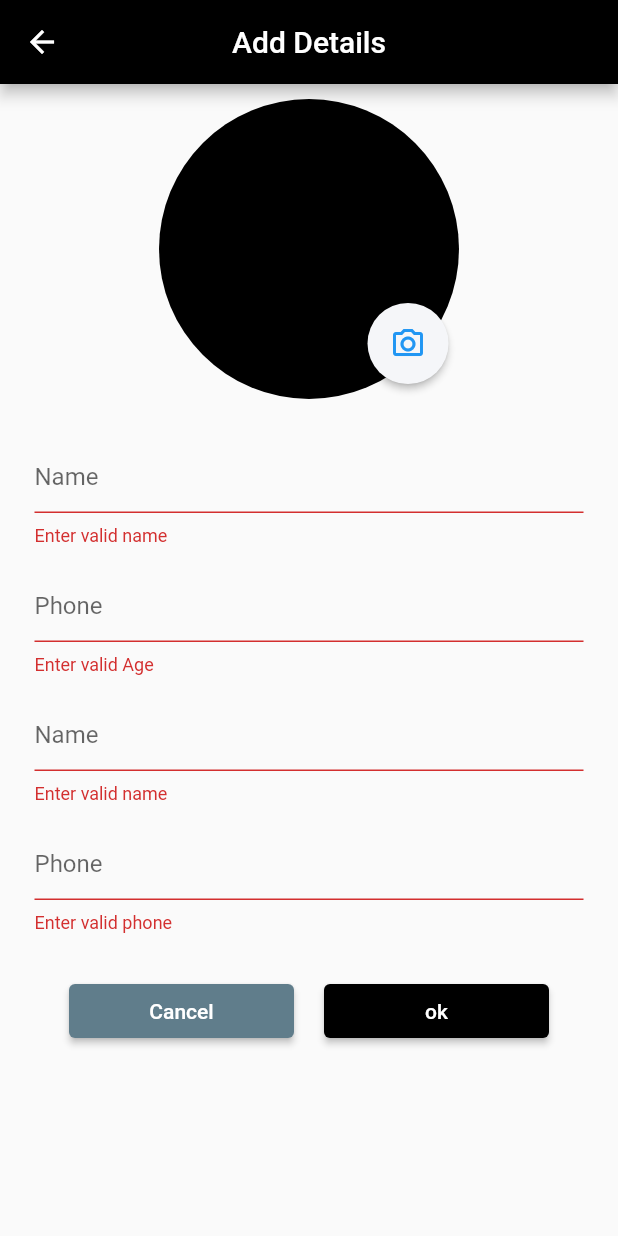
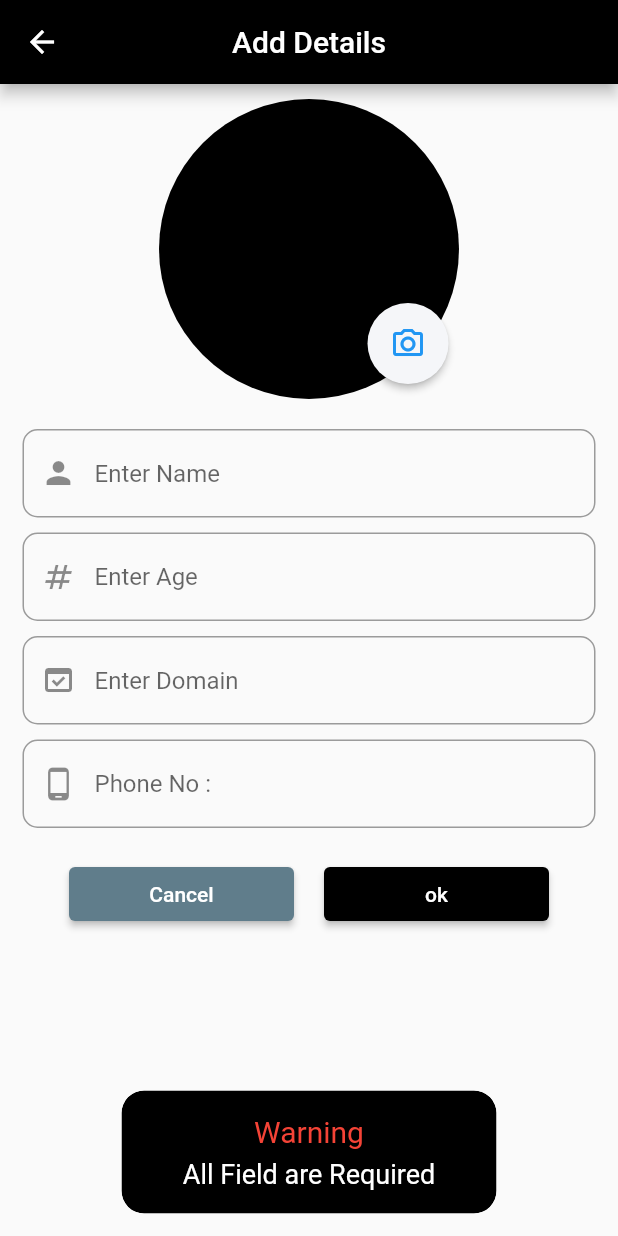
Before and after one commit to JiyadAhammad/student-mgnt, a Flutter app: the Formwidget screen opened directly, after a tap on "ok", on a phone screen of 412 x 824 dp. Run offline on Flutter 3.47's test engine with Material 2 defaults, Android fonts, the phone set to English and light mode, and no system bars; our stand-ins replace flutter_screenutil, get, hive, image_picker, lottie; accounts and stored records are empty.

Commit message:
validation edite

```diff
--- a/lib/presentation/form_widget/form_widget.dart
+++ b/lib/presentation/form_widget/form_widget.dart
@@ -1,10 +1,8 @@
 import 'package:flutter/material.dart';
-import 'package:flutter/services.dart';
 import 'package:get/get.dart';
 import 'package:image_picker/image_picker.dart';
 import 'package:student/constant/color/colors.dart';
 import 'package:student/constant/size/sized_box.dart';
-import 'package:student/presentation/form_widget/widget/test_form.dart';
 import 'package:student/presentation/form_widget/widget/text_form_widget.dart';
 
 final nameController = TextEditingController();
@@ -37,8 +35,6 @@ class Formwidget extends StatelessWidget {
       body: Padding(
         padding: const EdgeInsets.symmetric(horizontal: 15, vertical: 10),
         child: SingleChildScrollView(
-          child: Form(
-            key: _formKey,
           child: Column(
             mainAxisAlignment: MainAxisAlignment.end,
             children: [
@@ -82,8 +78,7 @@ class Formwidget extends StatelessWidget {
                                   ),
                                   ListTile(
                                     onTap: () async {
-                                        takePhotoFromSource(
-                                            ImageSource.gallery);
+                                      takePhotoFromSource(ImageSource.gallery);
                                       Get.back();
                                     },
                                     leading: const Icon(
@@ -147,93 +142,30 @@ class Formwidget extends StatelessWidget {
                 ),
               ),
               kheight20,
-                // TextFormWidget(
-                //   hintText: 'Enter Name',
-                //   prefixIcon: Icons.person,
-                //   controller: nameController,
-                //   inputFormatters: [
-                //     FilteringTextInputFormatter.allow(
-                //       RegExp(r"[a-zA-Z]+|\s"),
-                //     )
-                //   ],
-                //   validator: (val) {
-                //     if (!val!.isNameValidation) return 'Enter valid name';
-                //   },
-                // ),
-                // kheight,
-                // TextFormWidget(
-                //   prefixIcon: Icons.numbers,
-                //   keyboardType: const TextInputType.numberWithOptions(),
-                //   hintText: 'Enter Age',
-                //   controller: ageController,
-                //   validator: (val) {
-                //     if (!val!.isAgeValidation) return 'Enter valid name';
-                //   },
-                // ),
-                // kheight,
-                // TextFormWidget(
-                //   prefixIcon: Icons.domain_verification,
-                //   hintText: 'Enter Domain',
-                //   controller: domainController,
-                // ),
-                // kheight,
-                // TextFormWidget(
-                //   prefixIcon: Icons.phone_android,
-                //   keyboardType: const TextInputType.numberWithOptions(),
-                //   hintText: 'Phone No :',
-                //   controller: phoneController,
-                //   inputFormatters: [
-                //     FilteringTextInputFormatter.allow(
-                //       RegExp(r"[0-9]"),
-                //     )
-                //   ],
-                //   validator: (val) {
-                //     if (!val!.isPhoneValidation) return 'Enter valid phone';
-                //   },
-                // ),
-                CustomFormField(
-                  hintText: 'Name',
-                  inputFormatters: [
-                    FilteringTextInputFormatter.allow(
-                      RegExp(r"[a-zA-Z]+|\s"),
-                    )
-                  ],
-                  validator: (val) {
-                    if (!val!.isValidName) return 'Enter valid name';
-                  },
+              TextFormWidget(
+                hintText: 'Enter Name',
+                prefixIcon: Icons.person,
+                controller: nameController,
               ),
-                CustomFormField(
-                  hintText: 'Phone',
-                  inputFormatters: [
-                    FilteringTextInputFormatter.allow(
-                      RegExp(r"[0-9]"),
-                    )
-                  ],
-                  validator: (val) {
-                    if (!val!.isAgeValidation) return 'Enter valid Age';
-                  },
+              kheight,
+              TextFormWidget(
+                prefixIcon: Icons.numbers,
+                keyboardType: const TextInputType.numberWithOptions(),
+                hintText: 'Enter Age',
+                controller: ageController,
               ),
-                CustomFormField(
-                  hintText: 'Name',
-                  inputFormatters: [
-                    FilteringTextInputFormatter.allow(
-                      RegExp(r"[a-zA-Z]+|\s"),
-                    )
-                  ],
-                  validator: (val) {
-                    if (!val!.isDomainValidation) return 'Enter valid name';
-                  },
+              kheight,
+              TextFormWidget(
+                prefixIcon: Icons.domain_verification,
+                hintText: 'Enter Domain',
+                controller: domainController,
               ),
-                CustomFormField(
-                  hintText: 'Phone',
-                  inputFormatters: [
-                    FilteringTextInputFormatter.allow(
-                      RegExp(r"[0-9]"),
-                    )
-                  ],
-                  validator: (val) {
-                    if (!val!.isPhoneNumber) return 'Enter valid phone';
-                  },
+              kheight,
+              TextFormWidget(
+                prefixIcon: Icons.phone_android,
+                keyboardType: const TextInputType.numberWithOptions(),
+                hintText: 'Phone No :',
+                controller: phoneController,
               ),
               kheight20,
               Row(
@@ -265,14 +197,7 @@ class Formwidget extends StatelessWidget {
                         ),
                       ),
                       onPressed: () {
-                          if (_formKey.currentState!.validate()) {
-                            // Navigator.of(context).push(
-                            //   MaterialPageRoute(
-                            //     builder: (_) => SuccessPage(),
-                            //   ),
-                            // );
-                          }
-                          // okButtonClicked();
+                        okButtonClicked();
                       },
                       child: const Text(
                         'ok',
@@ -282,7 +207,6 @@ class Formwidget extends StatelessWidget {
                 ],
               ),
             ],
-            ),
           ),
         ),
       ),
@@ -359,31 +283,3 @@ okButtonClicked() async {
     return;
   }
 }
-
-extension ExtString on String {
-  bool get isNameValidation {
-    final nameRegExp =
-        RegExp(r"^\s*([A-Za-z]{1,}([\.,] |[-']| ))+[A-Za-z]+\.?\s*$");
-    return nameRegExp.hasMatch(this);
-  }
-
-  bool get isAgeValidation {
-    final ageRegExp = RegExp(r"^\+?0[0-9]{1}$");
-    return ageRegExp.hasMatch(this);
-  }
-
-  bool get isDomainValidation {
-    final domainRegExp =
-        RegExp(r"^\s*([A-Za-z]{1,}([\.,] |[-']| ))+[A-Za-z]+\.?\s*$");
-    return domainRegExp.hasMatch(this);
-  }
-
-  bool get isPhoneValidation {
-    final phoneRegExp = RegExp(r"^\+?0[0-9]{10}$");
-    return phoneRegExp.hasMatch(this);
-  }
-
-  bool get isNotNull {
-    return this != null;
-  }
-}
--- a/lib/presentation/form_widget/widget/test_form.dart
+++ b/lib/presentation/form_widget/widget/test_form.dart
@@ -1,53 +1,53 @@
-import 'package:flutter/material.dart';
-import 'package:flutter/services.dart';
+// import 'package:flutter/material.dart';
+// import 'package:flutter/services.dart';
 
-class CustomFormField extends StatelessWidget {
-  const CustomFormField({
-    Key? key,
-    required this.hintText,
-    this.inputFormatters,
-    this.validator,
-  }) : super(key: key);
-  final String hintText;
-  final List<TextInputFormatter>? inputFormatters;
-  final String? Function(String?)? validator;
-  @override
-  Widget build(BuildContext context) {
-    return Padding(
-      padding: const EdgeInsets.all(8.0),
-      child: TextFormField(
-        inputFormatters: inputFormatters,
-        validator: validator,
-        decoration: InputDecoration(hintText: hintText),
-      ),
-    );
-  }
-}
+// class CustomFormField extends StatelessWidget {
+//   const CustomFormField({
+//     Key? key,
+//     required this.hintText,
+//     this.inputFormatters,
+//     this.validator,
+//   }) : super(key: key);
+//   final String hintText;
+//   final List<TextInputFormatter>? inputFormatters;
+//   final String? Function(String?)? validator;
+//   @override
+//   Widget build(BuildContext context) {
+//     return Padding(
+//       padding: const EdgeInsets.all(8.0),
+//       child: TextFormField(
+//         inputFormatters: inputFormatters,
+//         validator: validator,
+//         decoration: InputDecoration(hintText: hintText),
+//       ),
+//     );
+//   }
+// }
 
-extension ExtString on String {
-  bool get isValidEmail {
-    final emailRegExp = RegExp(r"^[a-zA-Z0-9.]+@[a-zA-Z0-9]+\.[a-zA-Z]+");
-    return emailRegExp.hasMatch(this);
-  }
+// extension ExtString on String {
+//   bool get isValidEmail {
+//     final emailRegExp = RegExp(r"^[a-zA-Z0-9.]+@[a-zA-Z0-9]+\.[a-zA-Z]+");
+//     return emailRegExp.hasMatch(this);
+//   }
 
-  bool get isValidName {
-    final nameRegExp =
-        RegExp(r"^\s*([A-Za-z]{1,}([\.,] |[-']| ))+[A-Za-z]+\.?\s*$");
-    return nameRegExp.hasMatch(this);
-  }
+//   bool get isValidName {
+//     final nameRegExp =
+//         RegExp(r"^\s*([A-Za-z]{1,}([\.,] |[-']| ))+[A-Za-z]+\.?\s*$");
+//     return nameRegExp.hasMatch(this);
+//   }
 
-  bool get isValidPassword {
-    final passwordRegExp = RegExp(
-        r'^(?=.*?[A-Z])(?=.*?[a-z])(?=.*?[0-9])(?=.*?[!@#\><*~]).{8,}/pre>');
-    return passwordRegExp.hasMatch(this);
-  }
+//   bool get isValidPassword {
+//     final passwordRegExp = RegExp(
+//         r'^(?=.*?[A-Z])(?=.*?[a-z])(?=.*?[0-9])(?=.*?[!@#\><*~]).{8,}/pre>');
+//     return passwordRegExp.hasMatch(this);
+//   }
 
-  bool get isNotNull {
-    return this != null;
-  }
+//   bool get isNotNull {
+//     return this != null;
+//   }
 
-  bool get isValidPhone {
-    final phoneRegExp = RegExp(r"^\+?0[0-9]{10}$");
-    return phoneRegExp.hasMatch(this);
-  }
-}
+//   bool get isValidPhone {
+//     final phoneRegExp = RegExp(r"^\+?0[0-9]{10}$");
+//     return phoneRegExp.hasMatch(this);
+//   }
+// }
```
Also changed, not shown: lib/presentation/form_widget/widget/text_form_widget.dart (line endings or trailing spaces). Lines whose indentation alone changed are shown as unchanged.
